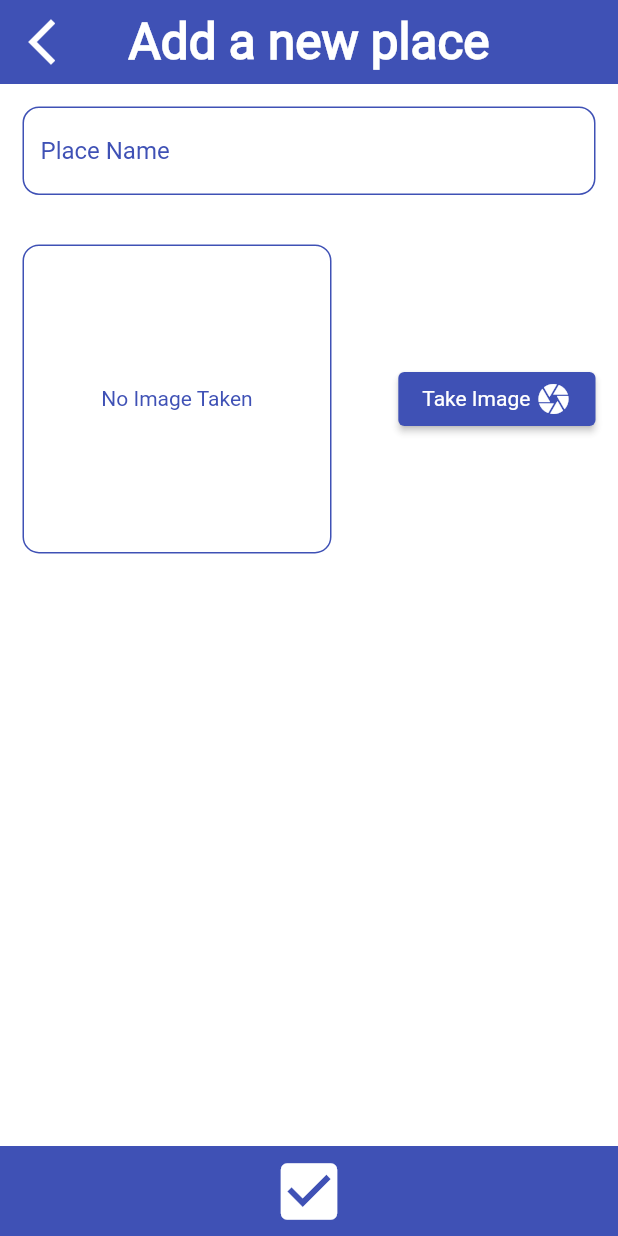
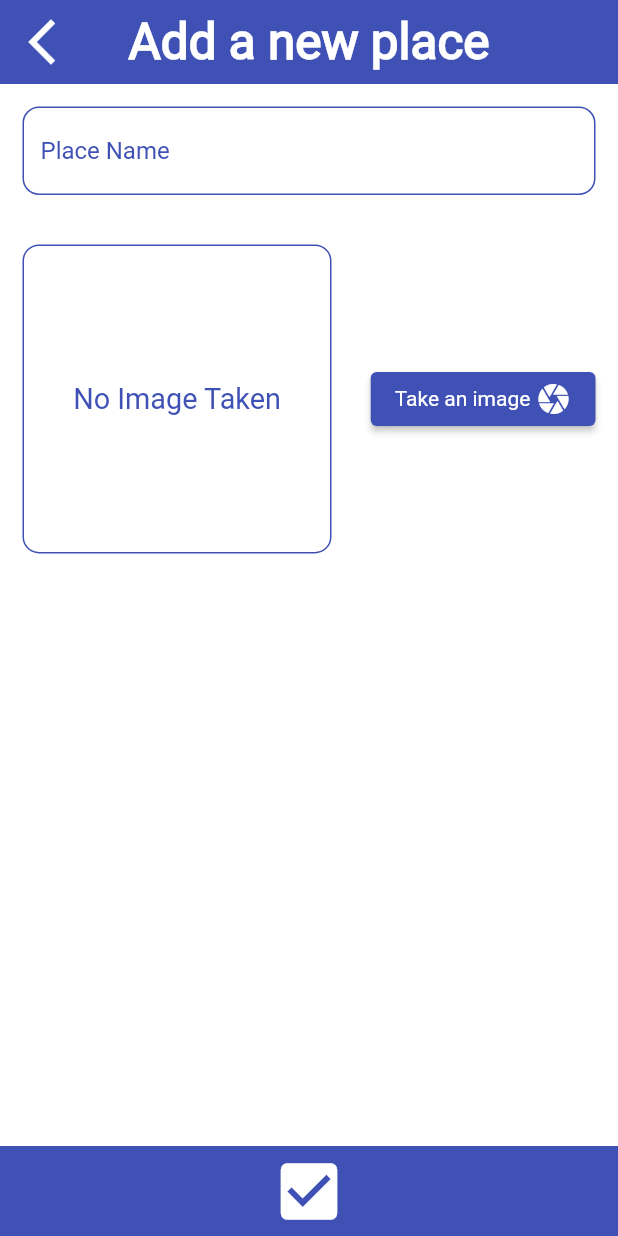
Before and after one commit to YosophAhmed/GreatPlaces, a Flutter app: the AddPlaceScreen screen opened by its route, on a phone screen of 412 x 824 dp. Run offline on Flutter 3.47's test engine with Material 2 defaults, Android fonts, the phone set to English and light mode, and no system bars; our stand-ins replace image_picker, sizer, sqflite; accounts and stored records are empty.

Commit message:
Custom Elevated Button

```diff
--- /dev/null
+++ b/lib/widgets/custom_elevated_button.dart
@@ -0,0 +1,31 @@
+import 'package:flutter/material.dart';
+
+class CustomElevatedButton extends StatelessWidget {
+  final Function() onPressed;
+  final String text;
+  final IconData icon;
+
+  const CustomElevatedButton({
+    Key? key,
+    required this.onPressed,
+    required this.text,
+    required this.icon,
+  }) : super(key: key);
+
+  @override
+  Widget build(BuildContext context) {
+    return ElevatedButton(
+      onPressed: onPressed,
+      child: Row(
+        children: [
+          Text(
+            '$text ',
+          ),
+          Icon(
+            icon,
+          ),
+        ],
+      ),
+    );
+  }
+}
--- a/lib/widgets/custom_image_input.dart
+++ b/lib/widgets/custom_image_input.dart
@@ -1,6 +1,7 @@
 import 'dart:io';
 
 import 'package:flutter/material.dart';
+import 'package:great_places/widgets/custom_elevated_button.dart';
 import 'package:sizer/sizer.dart';
 import 'package:image_picker/image_picker.dart';
 import 'package:path/path.dart' as path;
@@ -61,10 +62,11 @@ class _CustomImageInputState extends State<CustomImageInput> {
                   fit: BoxFit.fill,
                   width: double.infinity,
                 )
-              : const Text(
+              : Text(
                   'No Image Taken',
                   style: TextStyle(
                     color: Colors.indigo,
+                    fontSize: 14.sp,
                   ),
                   textAlign: TextAlign.center,
                 ),
@@ -72,18 +74,10 @@ class _CustomImageInputState extends State<CustomImageInput> {
         SizedBox(
           width: 2.w,
         ),
-        ElevatedButton(
-          onPressed: takeImage,
-          child: Row(
-            children: const [
-              Text(
-                'Take Image ',
-              ),
-              Icon(
-                Icons.camera,
-              ),
-            ],
-          ),
+        CustomElevatedButton(
+            onPressed: takeImage,
+            text: 'Take an image',
+            icon: Icons.camera,
         ),
       ],
     );
```
